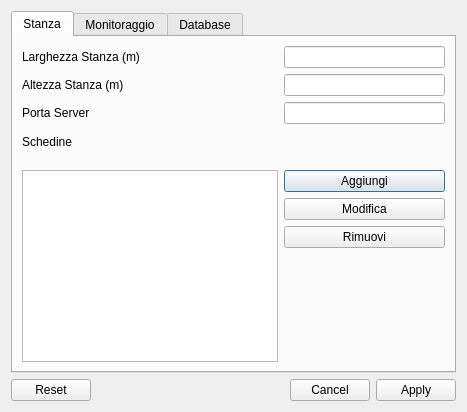
PieroMacaluso/RoomMonitor, file RoomMonitor/windows/settings.ui: the form before one commit.
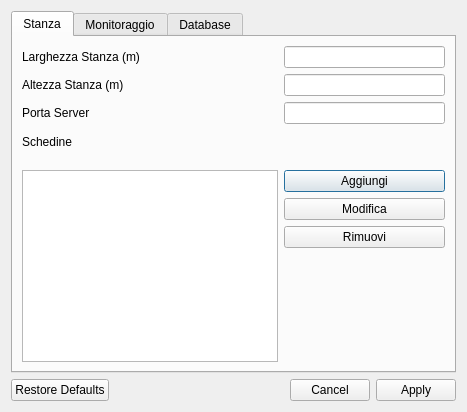
The form after the commit.

Commit message: [APP] Da Reset a Restore Defaults

What changed in the file:
```diff
--- a/RoomMonitor/windows/settings.ui
+++ b/RoomMonitor/windows/settings.ui
@@ -279,7 +279,10 @@
       <enum>Qt::Horizontal</enum>
      </property>
      <property name="standardButtons">
-      <set>QDialogButtonBox::Apply|QDialogButtonBox::Cancel|QDialogButtonBox::Reset</set>
+      <set>QDialogButtonBox::Apply|QDialogButtonBox::Cancel|QDialogButtonBox::RestoreDefaults</set>
+     </property>
+     <property name="centerButtons">
+      <bool>false</bool>
      </property>
     </widget>
    </item>
```
The commit also changes 1 other file.
